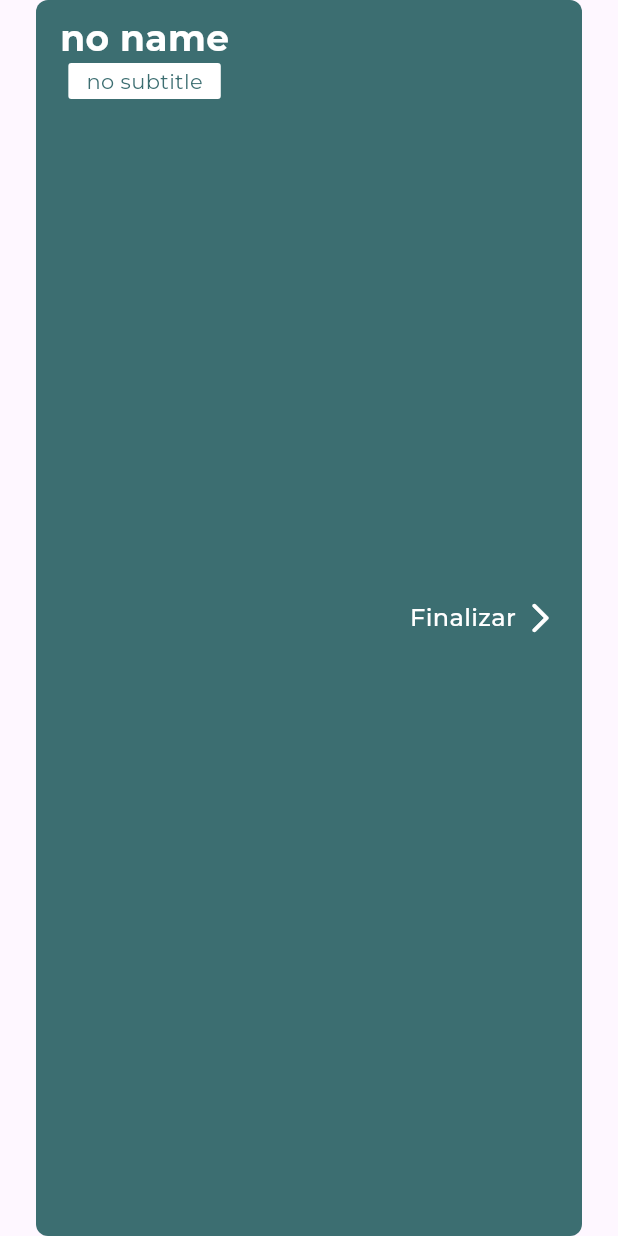
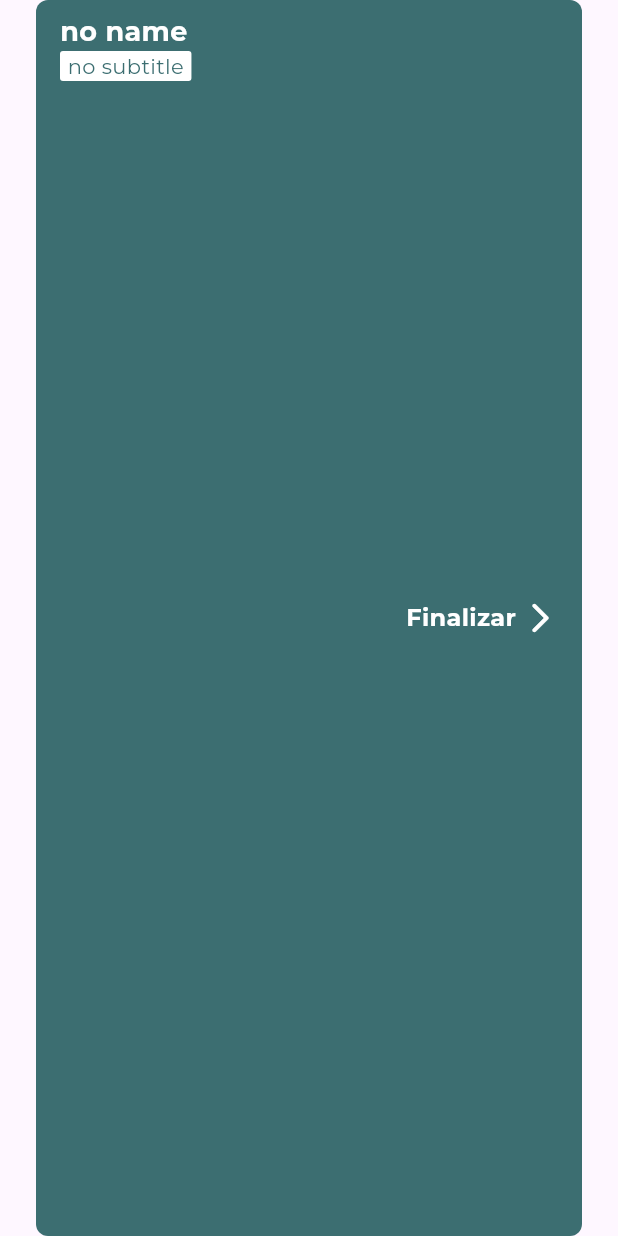
Before and after one commit to jisusDev/play_safe_application, a Flutter app: the PsCardEndPlayer widget shown alone on an empty page, opened directly, on a phone screen of 412 x 824 dp. Run offline on Flutter 3.47's test engine with Material 3 defaults, Android fonts, the phone set to English and light mode, and no system bars; our stand-ins replace flutter_riverpod, percent_indicator; project files that could hold a hidden picture were left out.

Commit message:
fix card end player

```diff
--- a/lib/widgets/card/ps_card_end_player.dart
+++ b/lib/widgets/card/ps_card_end_player.dart
@@ -31,7 +31,7 @@ class PsCardEndPlayer extends StatelessWidget {
                 const Spacer(),
                 Text(
                   'Finalizar',
-                  style: PsTextStyle.regular(PsAppcolor.white),
+                  style: PsTextStyle.regularBold(PsAppcolor.white),
                 ),
                 const SizedBox(width: 4),
                 const Icon(
@@ -59,10 +59,11 @@ class _DataUserSection extends StatelessWidget {
   @override
   Widget build(BuildContext context) {
     return Column(
+      crossAxisAlignment: CrossAxisAlignment.start,
       children: [
         Text(
           title ?? 'no name',
-          style: PsTextStyle.titleH1(PsAppcolor.white),
+          style: PsTextStyle.titleH2(PsAppcolor.white),
         ),
         Container(
           decoration: BoxDecoration(
@@ -70,7 +71,7 @@ class _DataUserSection extends StatelessWidget {
             borderRadius: BorderRadius.circular(2),
           ),
           child: Padding(
-            padding: const EdgeInsets.symmetric(vertical: 2, horizontal: 12),
+            padding: const EdgeInsets.symmetric(horizontal: 5),
             child: Text(
               subTitle ?? 'no subtitle',
               style: PsTextStyle.subTitle(PsAppcolor.primary),
```
